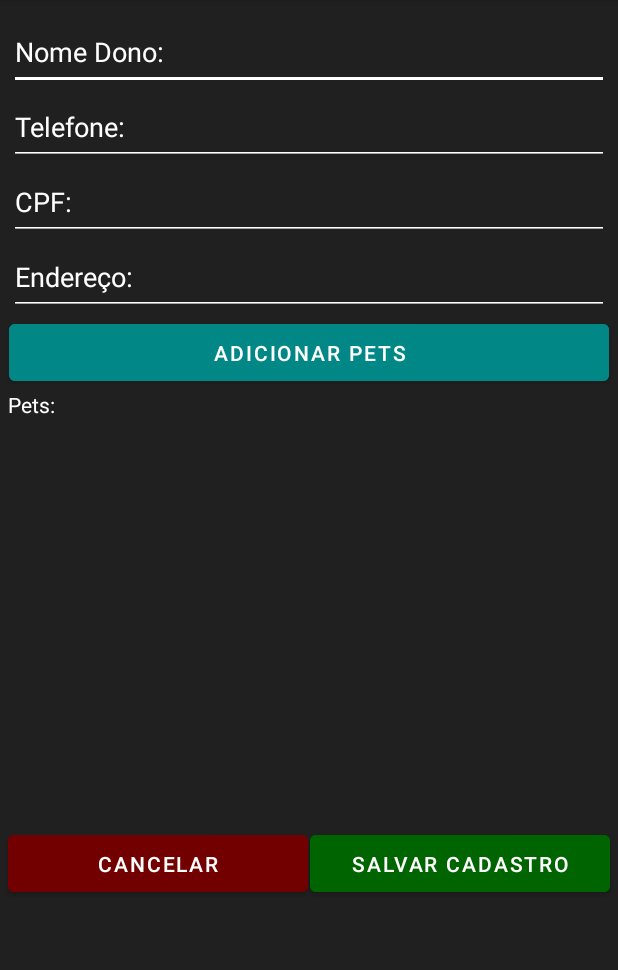
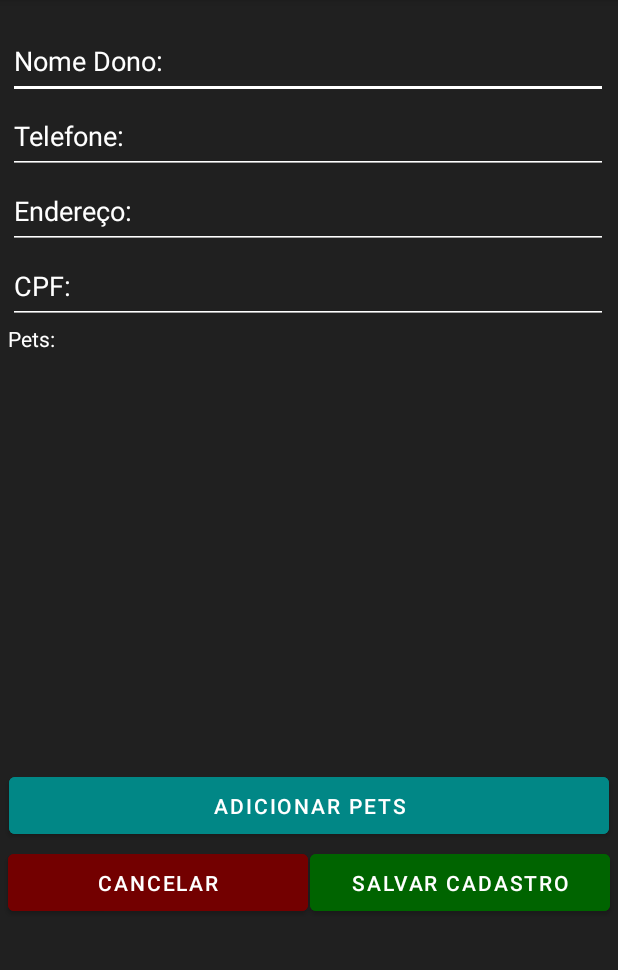
Before and after one commit to LucianoKleinhans/ProjetoPetShop, an Android app: the telacadastrodono screen opened directly, with no data from a screen before it, on a phone screen of 412 x 824 dp, the part 84-1054 px from its top. Run offline under Robolectric (Android 15) with nearby library versions, the phone set to English and light mode, and no system bars; our stand-ins replace Firebase (no records; nobody signed in at launch, a user with empty details on screens opened directly); 5 statements that could not run were skipped.

Commit message:
Revert "arrumando telas"
This reverts commit e5f70aa711d7a71fb5acd80c76c9647c83c8f703.

```diff
--- a/app/src/main/java/br/lajotasoftware/petshop/activity/telaselecionaservico.java
+++ b/app/src/main/java/br/lajotasoftware/petshop/activity/telaselecionaservico.java
@@ -154,4 +154,9 @@ public class telaselecionaservico extends AppCompatActivity {
         setResult(RESULT_OK,it);
         onBackPressed();
     }
+
+    public void bt_confirmar_telaselecionaservico_to_telacadastroservicos (View view){
+        Intent it = new Intent(this, telacadastroservicos.class);
+        startActivity(it);
+    }
 }
--- a/app/src/main/res/layout/telacadastrodono.xml
+++ b/app/src/main/res/layout/telacadastrodono.xml
@@ -7,51 +7,12 @@
     android:layout_height="match_parent"
     tools:context=".activity.telacadastrodono">
 
-    <ScrollView
-        android:layout_width="match_parent"
-        android:layout_height="match_parent">
-
-        <LinearLayout
-            android:layout_width="match_parent"
-            android:layout_height="wrap_content"
-            android:orientation="vertical">
-
-            <androidx.constraintlayout.widget.ConstraintLayout
-                android:layout_width="match_parent"
-                android:layout_height="match_parent">
-
-                <ScrollView
-                    android:id="@+id/scrollView2"
-                    android:layout_width="401dp"
-                    android:layout_height="261dp"
-                    android:layout_marginStart="5dp"
-                    android:layout_marginEnd="5dp"
-                    app:layout_constraintEnd_toEndOf="parent"
-                    app:layout_constraintStart_toStartOf="parent"
-                    app:layout_constraintTop_toBottomOf="@+id/TextPets">
-
-                    <LinearLayout
-                        android:layout_width="match_parent"
-                        android:layout_height="wrap_content"
-                        android:orientation="vertical">
-
-                        <ListView
-                            android:id="@+id/ListPetsCadDono"
-                            android:layout_width="match_parent"
-                            android:layout_height="259dp"
-                            android:backgroundTint="#FFFFFF"
-                            android:cacheColorHint="#FFFFFF"
-                            android:textColor="#FFFFFF"
-                            android:textColorHint="#FFFFFF" />
-                    </LinearLayout>
-                </ScrollView>
-
     <EditText
         android:id="@+id/TextNomeDonoCad"
         android:layout_width="400dp"
         android:layout_height="50dp"
         android:layout_marginStart="5dp"
-                    android:layout_marginTop="10dp"
+        android:layout_marginTop="16dp"
         android:layout_marginEnd="5dp"
         android:backgroundTint="@color/white"
         android:ems="10"
@@ -61,47 +22,9 @@
         android:textColor="@color/white"
         android:textColorHint="@color/white"
         app:layout_constraintEnd_toEndOf="parent"
+        app:layout_constraintHorizontal_bias="0.0"
         app:layout_constraintStart_toStartOf="parent"
         app:layout_constraintTop_toTopOf="parent" />
-
-                <TextView
-                    android:id="@+id/TextPets"
-                    android:layout_width="wrap_content"
-                    android:layout_height="wrap_content"
-                    android:layout_marginStart="5dp"
-                    android:text="@string/text_listapets_caddono"
-                    android:textColor="@color/white"
-                    app:layout_constraintStart_toStartOf="parent"
-                    app:layout_constraintTop_toBottomOf="@+id/BtAddPetCadDono" />
-
-                <EditText
-                    android:id="@+id/textCPFDonoCad"
-                    android:layout_width="400dp"
-                    android:layout_height="50dp"
-                    android:layout_marginStart="5dp"
-                    android:layout_marginEnd="5dp"
-                    android:backgroundTint="@color/white"
-                    android:ems="10"
-                    android:hint="@string/text_cpfdono_caddono"
-                    android:importantForAutofill="no"
-                    android:inputType="textPersonName"
-                    android:textColor="@color/white"
-                    android:textColorHint="@color/white"
-                    app:layout_constraintEnd_toEndOf="parent"
-                    app:layout_constraintStart_toStartOf="parent"
-                    app:layout_constraintTop_toBottomOf="@+id/textTelDonoCad" />
-
-                <Button
-                    android:id="@+id/btSalvarDonoCad"
-                    android:layout_width="200dp"
-                    android:layout_height="50dp"
-                    android:layout_marginTop="10dp"
-                    android:layout_marginEnd="5dp"
-                    android:backgroundTint="#006400"
-                    android:onClick="bt_slvcadastro_telacadastrodono_to_telacadastros"
-                    android:text="@string/bt_salvarcadastro_caddono"
-                    app:layout_constraintEnd_toEndOf="parent"
-                    app:layout_constraintTop_toBottomOf="@+id/scrollView2" />
 
     <EditText
         android:id="@+id/textTelDonoCad"
@@ -117,6 +40,7 @@
         android:textColor="@color/white"
         android:textColorHint="@color/white"
         app:layout_constraintEnd_toEndOf="parent"
+        app:layout_constraintHorizontal_bias="0.0"
         app:layout_constraintStart_toStartOf="parent"
         app:layout_constraintTop_toBottomOf="@+id/TextNomeDonoCad" />
 
@@ -134,6 +58,35 @@
         android:textColor="@color/white"
         android:textColorHint="@color/white"
         app:layout_constraintEnd_toEndOf="parent"
+        app:layout_constraintHorizontal_bias="0.0"
+        app:layout_constraintStart_toStartOf="parent"
+        app:layout_constraintTop_toBottomOf="@+id/textTelDonoCad" />
+
+    <EditText
+        android:id="@+id/textCPFDonoCad"
+        android:layout_width="400dp"
+        android:layout_height="50dp"
+        android:layout_marginStart="5dp"
+        android:layout_marginEnd="5dp"
+        android:backgroundTint="@color/white"
+        android:ems="10"
+        android:hint="@string/text_cpfdono_caddono"
+        android:importantForAutofill="no"
+        android:inputType="textPersonName"
+        android:textColor="@color/white"
+        android:textColorHint="@color/white"
+        app:layout_constraintEnd_toEndOf="parent"
+        app:layout_constraintHorizontal_bias="0.0"
+        app:layout_constraintStart_toStartOf="parent"
+        app:layout_constraintTop_toBottomOf="@+id/textEndDonoCad" />
+
+    <TextView
+        android:id="@+id/TextPets"
+        android:layout_width="wrap_content"
+        android:layout_height="wrap_content"
+        android:layout_marginStart="5dp"
+        android:text="@string/text_listapets_caddono"
+        android:textColor="@color/white"
         app:layout_constraintStart_toStartOf="parent"
         app:layout_constraintTop_toBottomOf="@+id/textCPFDonoCad" />
 
@@ -142,28 +95,65 @@
         android:layout_width="200dp"
         android:layout_height="50dp"
         android:layout_marginStart="5dp"
-                    android:layout_marginTop="10dp"
+        android:layout_marginTop="1dp"
         android:backgroundTint="#730000"
         android:onClick="bt_finish_telacadastrodono"
         android:text="@string/bt_cancelar_caddono"
         app:layout_constraintStart_toStartOf="parent"
-                    app:layout_constraintTop_toBottomOf="@+id/scrollView2" />
+        app:layout_constraintTop_toBottomOf="@+id/BtAddPetCadDono" />
+
+    <Button
+        android:id="@+id/btSalvarDonoCad"
+        android:layout_width="200dp"
+        android:layout_height="50dp"
+        android:layout_marginTop="1dp"
+        android:layout_marginEnd="5dp"
+        android:backgroundTint="#006400"
+        android:onClick="bt_slvcadastro_telacadastrodono_to_telacadastros"
+        android:text="@string/bt_salvarcadastro_caddono"
+        app:layout_constraintEnd_toEndOf="parent"
+        app:layout_constraintTop_toBottomOf="@+id/BtAddPetCadDono" />
 
     <Button
         android:id="@+id/BtAddPetCadDono"
         android:layout_width="400dp"
         android:layout_height="50dp"
         android:layout_marginStart="5dp"
+        android:layout_marginTop="10dp"
         android:layout_marginEnd="5dp"
         android:backgroundTint="@color/teal_700"
         android:onClick="bt_adicionarpets_telacadastrodono_to_telacadastropet"
         android:text="@string/br_adicionarpets_caddono"
         app:layout_constraintEnd_toEndOf="parent"
         app:layout_constraintStart_toStartOf="parent"
-                    app:layout_constraintTop_toBottomOf="@+id/textEndDonoCad"
+        app:layout_constraintTop_toBottomOf="@+id/scrollView2"
         tools:ignore="TextContrastCheck" />
-            </androidx.constraintlayout.widget.ConstraintLayout>
 
+    <ScrollView
+        android:id="@+id/scrollView2"
+        android:layout_width="401dp"
+        android:layout_height="261dp"
+        android:layout_marginStart="1dp"
+        android:layout_marginTop="5dp"
+        android:layout_marginEnd="1dp"
+        android:layout_marginBottom="5dp"
+        app:layout_constraintBottom_toTopOf="@+id/BtAddPetCadDono"
+        app:layout_constraintEnd_toEndOf="parent"
+        app:layout_constraintStart_toStartOf="parent"
+        app:layout_constraintTop_toBottomOf="@+id/TextPets">
+
+        <LinearLayout
+            android:layout_width="match_parent"
+            android:layout_height="wrap_content"
+            android:orientation="vertical">
+
+            <ListView
+                android:id="@+id/ListPetsCadDono"
+                android:layout_width="match_parent"
+                android:layout_height="259dp"
+                android:backgroundTint="@color/white"
+                android:textColor="@color/white"
+                android:textColorHint="@color/white" />
         </LinearLayout>
     </ScrollView>
 
```
Also changed, not shown: app/src/main/java/br/lajotasoftware/petshop/activity/telacadastrodono.java (+2 -5 lines), app/src/main/res/layout/telaadicionaservico.xml (+10 -24 lines), app/src/main/res/layout/telacadastropet.xml (+5 -5 lines), app/src/main/res/layout/telacadastros.xml (+46 -29 lines), app/src/main/res/layout/telaselecionaservico.xml (+26 -33 lines), app/src/main/res/layout/telaservicos.xml (+21 -31 lines). Lines whose indentation alone changed are shown as unchanged.
